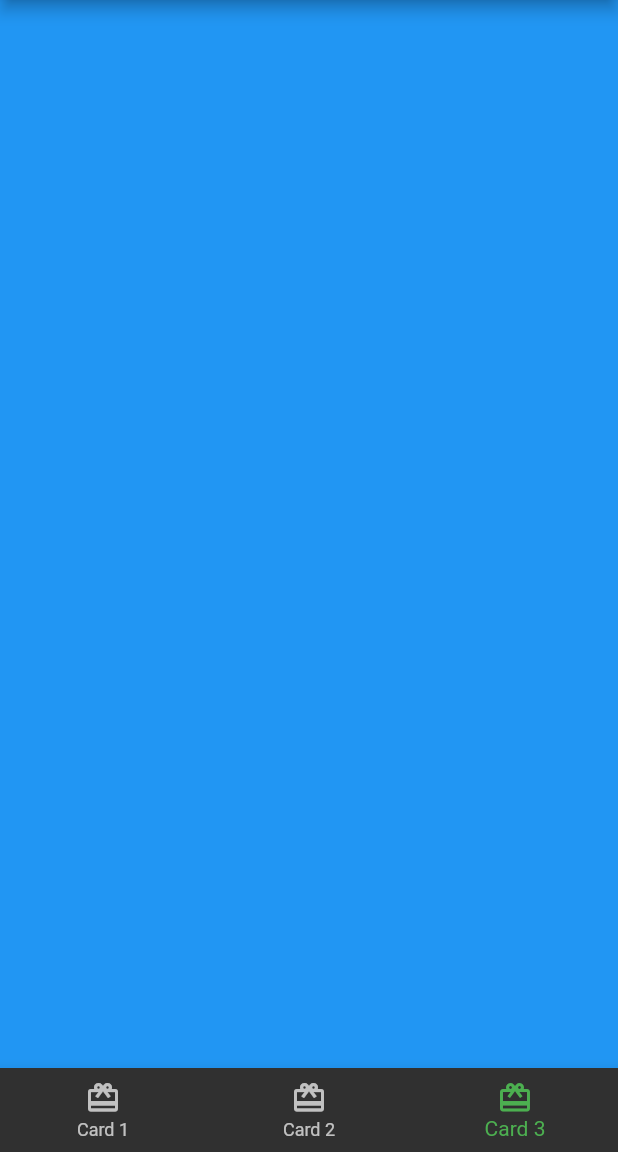
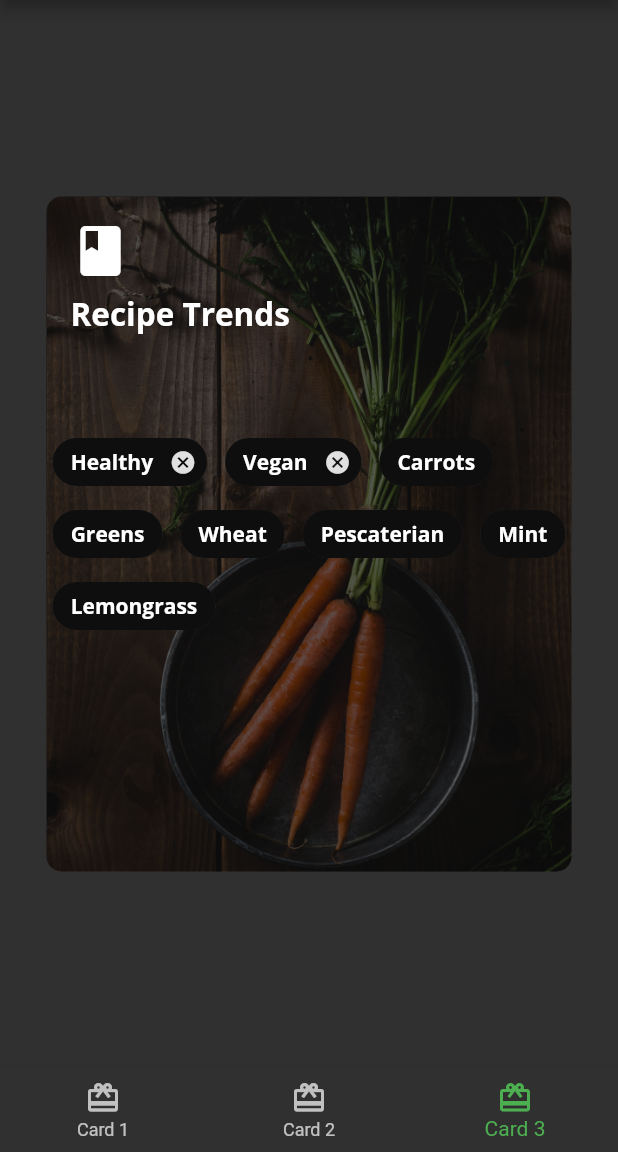
Before and after one commit to robsonsilv4/fooderlich, a Flutter app: the screen it shows after launch, item 3 of the bottom bar chosen, on a phone screen of 412 x 824 dp, the part 84-1236 px from its top. Run offline on Flutter 3.47's test engine with Material 2 defaults, Android fonts, the phone set to English and light mode, and no system bars; our stand-ins replace google_fonts.

Commit message:
add CardThree

```diff
--- /dev/null
+++ b/lib/card_three.dart
@@ -0,0 +1,120 @@
+import 'package:flutter/material.dart';
+import 'package:fooderlich/fooderlich_theme.dart';
+
+class CardThree extends StatelessWidget {
+  const CardThree({Key? key}) : super(key: key);
+
+  @override
+  Widget build(BuildContext context) {
+    return Center(
+      child: Container(
+        constraints: const BoxConstraints.expand(
+          width: 350,
+          height: 450,
+        ),
+        decoration: const BoxDecoration(
+          image: DecorationImage(
+            image: AssetImage('assets/mag2.png'),
+            fit: BoxFit.cover,
+          ),
+          borderRadius: BorderRadius.all(Radius.circular(10)),
+        ),
+        child: Stack(
+          children: [
+            Container(
+              decoration: BoxDecoration(
+                color: Colors.black.withOpacity(0.6),
+                borderRadius: const BorderRadius.all(Radius.circular(10)),
+              ),
+            ),
+            Container(
+              padding: const EdgeInsets.all(16),
+              child: Column(
+                crossAxisAlignment: CrossAxisAlignment.start,
+                children: [
+                  const Icon(
+                    Icons.book,
+                    size: 40,
+                    color: Colors.white,
+                  ),
+                  const SizedBox(height: 8),
+                  Text(
+                    'Recipe Trends',
+                    style: FooderlichTheme.darkTextTheme.headline2,
+                  ),
+                  const SizedBox(height: 30),
+                ],
+              ),
+            ),
+            Center(
+              child: Wrap(
+                alignment: WrapAlignment.start,
+                spacing: 12,
+                children: [
+                  Chip(
+                    label: Text(
+                      'Healthy',
+                      style: FooderlichTheme.darkTextTheme.bodyText1,
+                    ),
+                    backgroundColor: Colors.black.withOpacity(0.7),
+                    onDeleted: () => debugPrint('Deleted'),
+                  ),
+                  Chip(
+                    label: Text(
+                      'Vegan',
+                      style: FooderlichTheme.darkTextTheme.bodyText1,
+                    ),
+                    backgroundColor: Colors.black.withOpacity(0.7),
+                    onDeleted: () => debugPrint('Deleted'),
+                  ),
+                  Chip(
+                    label: Text(
+                      'Carrots',
+                      style: FooderlichTheme.darkTextTheme.bodyText1,
+                    ),
+                    backgroundColor: Colors.black.withOpacity(0.7),
+                  ),
+                  Chip(
+                    label: Text(
+                      'Greens',
+                      style: FooderlichTheme.darkTextTheme.bodyText1,
+                    ),
+                    backgroundColor: Colors.black.withOpacity(0.7),
+                  ),
+                  Chip(
+                    label: Text(
+                      'Wheat',
+                      style: FooderlichTheme.darkTextTheme.bodyText1,
+                    ),
+                    backgroundColor: Colors.black.withOpacity(0.7),
+                  ),
+                  Chip(
+                    label: Text(
+                      'Pescaterian',
+                      style: FooderlichTheme.darkTextTheme.bodyText1,
+                    ),
+                    backgroundColor: Colors.black.withOpacity(0.7),
+                  ),
+                  Chip(
+                    label: Text(
+                      'Mint',
+                      style: FooderlichTheme.darkTextTheme.bodyText1,
+                    ),
+                    backgroundColor: Colors.black.withOpacity(0.7),
+                  ),
+                  Chip(
+                    label: Text(
+                      'Lemongrass',
+                      style: FooderlichTheme.darkTextTheme.bodyText1,
+                    ),
+                    backgroundColor: Colors.black.withOpacity(0.7),
+                  ),
+                ],
+              ),
+            ),
+          ],
+        ),
+      ),
+    );
+  }
+}
--- a/lib/home.dart
+++ b/lib/home.dart
@@ -2,6 +2,7 @@ import 'package:flutter/material.dart';
 
 import 'card_one.dart';
 import 'card_two.dart';
+import 'card_three.dart';
 
 class Home extends StatefulWidget {
   const Home({Key? key}) : super(key: key);
@@ -16,9 +17,7 @@ class _HomeState extends State<Home> {
   static final List<Widget> _pages = [
     const CardOne(),
     const CardTwo(),
-    Container(
-      color: Colors.blue,
-    ),
+    const CardThree(),
   ];
 
   void _onItemTapped(int index) => setState(() => _selectedIndex = index);
```
